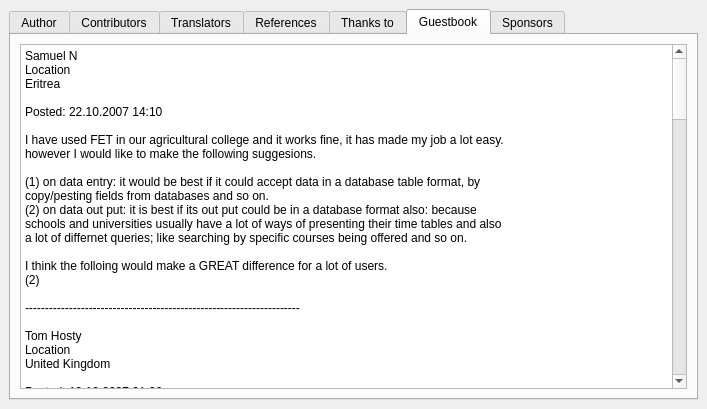
Before: the Qt Designer form src/interface/helpaboutform_template.ui in janLo/FET, drawn with Qt 5.
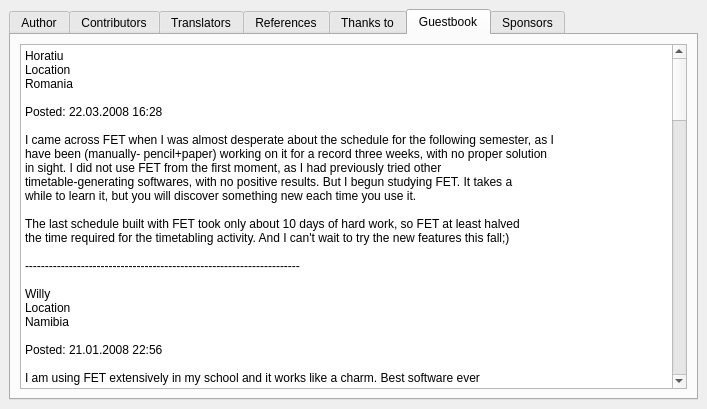
After: the same form once the commit is applied. The open tabs and pages were chosen to show the change.

Patch:
```diff
--- a/src/interface/helpaboutform_template.ui
+++ b/src/interface/helpaboutform_template.ui
@@ -457,6 +457,70 @@
           <string>&lt;html>&lt;head>&lt;meta name="qrichtext" content="1" />&lt;style type="text/css">
 p, li { white-space: pre-wrap; }
 &lt;/style>&lt;/head>&lt;body style=" font-family:'Sans Serif'; font-size:9pt; font-weight:400; font-style:normal;">
+&lt;p style=" margin-top:0px; margin-bottom:0px; margin-left:0px; margin-right:0px; -qt-block-indent:0; text-indent:0px;">Horatiu&lt;/p>
+&lt;p style=" margin-top:0px; margin-bottom:0px; margin-left:0px; margin-right:0px; -qt-block-indent:0; text-indent:0px;">Location&lt;/p>
+&lt;p style=" margin-top:0px; margin-bottom:0px; margin-left:0px; margin-right:0px; -qt-block-indent:0; text-indent:0px;">Romania&lt;/p>
+&lt;p style=" margin-top:0px; margin-bottom:0px; margin-left:0px; margin-right:0px; -qt-block-indent:0; text-indent:0px;">	&lt;/p>
+&lt;p style=" margin-top:0px; margin-bottom:0px; margin-left:0px; margin-right:0px; -qt-block-indent:0; text-indent:0px;">Posted: 22.03.2008 16:28&lt;/p>
+&lt;p style="-qt-paragraph-type:empty; margin-top:0px; margin-bottom:0px; margin-left:0px; margin-right:0px; -qt-block-indent:0; text-indent:0px;">&lt;/p>
+&lt;p style=" margin-top:0px; margin-bottom:0px; margin-left:0px; margin-right:0px; -qt-block-indent:0; text-indent:0px;">I came across FET when I was almost desperate about the schedule for the following semester, as I &lt;/p>
+&lt;p style=" margin-top:0px; margin-bottom:0px; margin-left:0px; margin-right:0px; -qt-block-indent:0; text-indent:0px;">have been (manually- pencil+paper) working on it for a record three weeks, with no proper solution &lt;/p>
+&lt;p style=" margin-top:0px; margin-bottom:0px; margin-left:0px; margin-right:0px; -qt-block-indent:0; text-indent:0px;">in sight. I did not use FET from the first moment, as I had previously tried other &lt;/p>
+&lt;p style=" margin-top:0px; margin-bottom:0px; margin-left:0px; margin-right:0px; -qt-block-indent:0; text-indent:0px;">timetable-generating softwares, with no positive results. But I begun studying FET. It takes a &lt;/p>
+&lt;p style=" margin-top:0px; margin-bottom:0px; margin-left:0px; margin-right:0px; -qt-block-indent:0; text-indent:0px;">while to learn it, but you will discover something new each time you use it.&lt;/p>
+&lt;p style="-qt-paragraph-type:empty; margin-top:0px; margin-bottom:0px; margin-left:0px; margin-right:0px; -qt-block-indent:0; text-indent:0px;">&lt;/p>
+&lt;p style=" margin-top:0px; margin-bottom:0px; margin-left:0px; margin-right:0px; -qt-block-indent:0; text-indent:0px;">The last schedule built with FET took only about 10 days of hard work, so FET at least halved &lt;/p>
+&lt;p style=" margin-top:0px; margin-bottom:0px; margin-left:0px; margin-right:0px; -qt-block-indent:0; text-indent:0px;">the time required for the timetabling activity. And I can't wait to try the new features this fall;)&lt;/p>
+&lt;p style="-qt-paragraph-type:empty; margin-top:0px; margin-bottom:0px; margin-left:0px; margin-right:0px; -qt-block-indent:0; text-indent:0px;">&lt;/p>
+&lt;p style=" margin-top:0px; margin-bottom:0px; margin-left:0px; margin-right:0px; -qt-block-indent:0; text-indent:0px;">---------------------------------------------------------------------&lt;/p>
+&lt;p style="-qt-paragraph-type:empty; margin-top:0px; margin-bottom:0px; margin-left:0px; margin-right:0px; -qt-block-indent:0; text-indent:0px;">&lt;/p>
+&lt;p style=" margin-top:0px; margin-bottom:0px; margin-left:0px; margin-right:0px; -qt-block-indent:0; text-indent:0px;">Willy&lt;/p>
+&lt;p style=" margin-top:0px; margin-bottom:0px; margin-left:0px; margin-right:0px; -qt-block-indent:0; text-indent:0px;">Location&lt;/p>
+&lt;p style=" margin-top:0px; margin-bottom:0px; margin-left:0px; margin-right:0px; -qt-block-indent:0; text-indent:0px;">Namibia&lt;/p>
+&lt;p style=" margin-top:0px; margin-bottom:0px; margin-left:0px; margin-right:0px; -qt-block-indent:0; text-indent:0px;">	&lt;/p>
+&lt;p style=" margin-top:0px; margin-bottom:0px; margin-left:0px; margin-right:0px; -qt-block-indent:0; text-indent:0px;">Posted: 21.01.2008 22:56&lt;/p>
+&lt;p style="-qt-paragraph-type:empty; margin-top:0px; margin-bottom:0px; margin-left:0px; margin-right:0px; -qt-block-indent:0; text-indent:0px;">&lt;/p>
+&lt;p style=" margin-top:0px; margin-bottom:0px; margin-left:0px; margin-right:0px; -qt-block-indent:0; text-indent:0px;">I am using FET extensively in my school and it works like a charm. Best software ever&lt;/p>
+&lt;p style="-qt-paragraph-type:empty; margin-top:0px; margin-bottom:0px; margin-left:0px; margin-right:0px; -qt-block-indent:0; text-indent:0px;">&lt;/p>
+&lt;p style=" margin-top:0px; margin-bottom:0px; margin-left:0px; margin-right:0px; -qt-block-indent:0; text-indent:0px;">---------------------------------------------------------------------&lt;/p>
+&lt;p style="-qt-paragraph-type:empty; margin-top:0px; margin-bottom:0px; margin-left:0px; margin-right:0px; -qt-block-indent:0; text-indent:0px;">&lt;/p>
+&lt;p style=" margin-top:0px; margin-bottom:0px; margin-left:0px; margin-right:0px; -qt-block-indent:0; text-indent:0px;">Revansiddha Katte&lt;/p>
+&lt;p style=" margin-top:0px; margin-bottom:0px; margin-left:0px; margin-right:0px; -qt-block-indent:0; text-indent:0px;">Location&lt;/p>
+&lt;p style=" margin-top:0px; margin-bottom:0px; margin-left:0px; margin-right:0px; -qt-block-indent:0; text-indent:0px;">India&lt;/p>
+&lt;p style=" margin-top:0px; margin-bottom:0px; margin-left:0px; margin-right:0px; -qt-block-indent:0; text-indent:0px;">	&lt;/p>
+&lt;p style=" margin-top:0px; margin-bottom:0px; margin-left:0px; margin-right:0px; -qt-block-indent:0; text-indent:0px;">Posted: 04.01.2008 02:30&lt;/p>
+&lt;p style="-qt-paragraph-type:empty; margin-top:0px; margin-bottom:0px; margin-left:0px; margin-right:0px; -qt-block-indent:0; text-indent:0px;">&lt;/p>
+&lt;p style=" margin-top:0px; margin-bottom:0px; margin-left:0px; margin-right:0px; -qt-block-indent:0; text-indent:0px;">A best end user software you made.&lt;/p>
+&lt;p style=" margin-top:0px; margin-bottom:0px; margin-left:0px; margin-right:0px; -qt-block-indent:0; text-indent:0px;">Thanks &amp;amp; congrats&lt;/p>
+&lt;p style="-qt-paragraph-type:empty; margin-top:0px; margin-bottom:0px; margin-left:0px; margin-right:0px; -qt-block-indent:0; text-indent:0px;">&lt;/p>
+&lt;p style=" margin-top:0px; margin-bottom:0px; margin-left:0px; margin-right:0px; -qt-block-indent:0; text-indent:0px;">---------------------------------------------------------------------&lt;/p>
+&lt;p style=" margin-top:0px; margin-bottom:0px; margin-left:0px; margin-right:0px; -qt-block-indent:0; text-indent:0px;"> &lt;/p>
+&lt;p style=" margin-top:0px; margin-bottom:0px; margin-left:0px; margin-right:0px; -qt-block-indent:0; text-indent:0px;">jason&lt;/p>
+&lt;p style=" margin-top:0px; margin-bottom:0px; margin-left:0px; margin-right:0px; -qt-block-indent:0; text-indent:0px;">Location&lt;/p>
+&lt;p style=" margin-top:0px; margin-bottom:0px; margin-left:0px; margin-right:0px; -qt-block-indent:0; text-indent:0px;">United Kingdom&lt;/p>
+&lt;p style=" margin-top:0px; margin-bottom:0px; margin-left:0px; margin-right:0px; -qt-block-indent:0; text-indent:0px;">	&lt;/p>
+&lt;p style=" margin-top:0px; margin-bottom:0px; margin-left:0px; margin-right:0px; -qt-block-indent:0; text-indent:0px;">Posted: 26.12.2007 04:11&lt;/p>
+&lt;p style="-qt-paragraph-type:empty; margin-top:0px; margin-bottom:0px; margin-left:0px; margin-right:0px; -qt-block-indent:0; text-indent:0px;">&lt;/p>
+&lt;p style=" margin-top:0px; margin-bottom:0px; margin-left:0px; margin-right:0px; -qt-block-indent:0; text-indent:0px;">what is algorithm of FET?&lt;/p>
+&lt;p style="-qt-paragraph-type:empty; margin-top:0px; margin-bottom:0px; margin-left:0px; margin-right:0px; -qt-block-indent:0; text-indent:0px;">&lt;/p>
+&lt;p style=" margin-top:0px; margin-bottom:0px; margin-left:0px; margin-right:0px; -qt-block-indent:0; text-indent:0px;">---------------------------------------------------------------------&lt;/p>
+&lt;p style=" margin-top:0px; margin-bottom:0px; margin-left:0px; margin-right:0px; -qt-block-indent:0; text-indent:0px;"> &lt;/p>
+&lt;p style=" margin-top:0px; margin-bottom:0px; margin-left:0px; margin-right:0px; -qt-block-indent:0; text-indent:0px;">Wetneb&lt;/p>
+&lt;p style=" margin-top:0px; margin-bottom:0px; margin-left:0px; margin-right:0px; -qt-block-indent:0; text-indent:0px;">Location&lt;/p>
+&lt;p style=" margin-top:0px; margin-bottom:0px; margin-left:0px; margin-right:0px; -qt-block-indent:0; text-indent:0px;">France&lt;/p>
+&lt;p style=" margin-top:0px; margin-bottom:0px; margin-left:0px; margin-right:0px; -qt-block-indent:0; text-indent:0px;">	&lt;/p>
+&lt;p style=" margin-top:0px; margin-bottom:0px; margin-left:0px; margin-right:0px; -qt-block-indent:0; text-indent:0px;">Posted: 01.11.2007 21:20&lt;/p>
+&lt;p style="-qt-paragraph-type:empty; margin-top:0px; margin-bottom:0px; margin-left:0px; margin-right:0px; -qt-block-indent:0; text-indent:0px;">&lt;/p>
+&lt;p style=" margin-top:0px; margin-bottom:0px; margin-left:0px; margin-right:0px; -qt-block-indent:0; text-indent:0px;">ça faisait longtemps que je me demandais comment concevoir un tel algorithme... Je n'ai pas &lt;/p>
+&lt;p style=" margin-top:0px; margin-bottom:0px; margin-left:0px; margin-right:0px; -qt-block-indent:0; text-indent:0px;">(encore) jetté un coup d'oeuil au code source, mais je suis content d'avoir trouvé un tel &lt;/p>
+&lt;p style=" margin-top:0px; margin-bottom:0px; margin-left:0px; margin-right:0px; -qt-block-indent:0; text-indent:0px;">logiciel en OpenSource (j'ai découvert ce projet sur le site des trophées du libre).&lt;/p>
+&lt;p style="-qt-paragraph-type:empty; margin-top:0px; margin-bottom:0px; margin-left:0px; margin-right:0px; -qt-block-indent:0; text-indent:0px;">&lt;/p>
+&lt;p style=" margin-top:0px; margin-bottom:0px; margin-left:0px; margin-right:0px; -qt-block-indent:0; text-indent:0px;">Avez-vous inventé vous-même l'algorithme ou est-il inspiré d'un travail extérieur ?&lt;/p>
+&lt;p style="-qt-paragraph-type:empty; margin-top:0px; margin-bottom:0px; margin-left:0px; margin-right:0px; -qt-block-indent:0; text-indent:0px;">&lt;/p>
+&lt;p style=" margin-top:0px; margin-bottom:0px; margin-left:0px; margin-right:0px; -qt-block-indent:0; text-indent:0px;">Bravo en tout cas et bonne continuation !&lt;/p>
+&lt;p style="-qt-paragraph-type:empty; margin-top:0px; margin-bottom:0px; margin-left:0px; margin-right:0px; -qt-block-indent:0; text-indent:0px;">&lt;/p>
+&lt;p style=" margin-top:0px; margin-bottom:0px; margin-left:0px; margin-right:0px; -qt-block-indent:0; text-indent:0px;">---------------------------------------------------------------------&lt;/p>
+&lt;p style="-qt-paragraph-type:empty; margin-top:0px; margin-bottom:0px; margin-left:0px; margin-right:0px; -qt-block-indent:0; text-indent:0px;">&lt;/p>
 &lt;p style=" margin-top:0px; margin-bottom:0px; margin-left:0px; margin-right:0px; -qt-block-indent:0; text-indent:0px;">Samuel N&lt;/p>
 &lt;p style=" margin-top:0px; margin-bottom:0px; margin-left:0px; margin-right:0px; -qt-block-indent:0; text-indent:0px;">Location&lt;/p>
 &lt;p style=" margin-top:0px; margin-bottom:0px; margin-left:0px; margin-right:0px; -qt-block-indent:0; text-indent:0px;">Eritrea&lt;/p>
```
Left out of the diff: 25 changed lines with no effect on the pictures.
